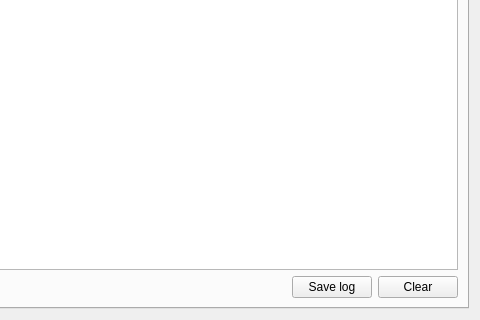
This is botfather/gui/botwidget.ui in botfatherio/botfather as Qt 5 draws it before an edit; both pictures show x 358 to 838 and y 245 to 565 of the 838 by 565 pixel window. The edited form follows.
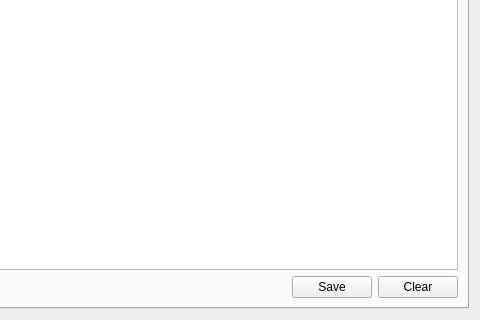
This is the edited form.

Commit message: Rename the botwidgets save log button

```diff
--- a/botfather/gui/botwidget.ui
+++ b/botfather/gui/botwidget.ui
@@ -60,7 +60,7 @@
          <item>
           <widget class="QPushButton" name="save_log_button">
            <property name="text">
-            <string>Save log</string>
+            <string>Save</string>
            </property>
           </widget>
          </item>
```
Left out of the diff: 2 changed lines with no effect on the pictures. The commit also changes 1 other file.
